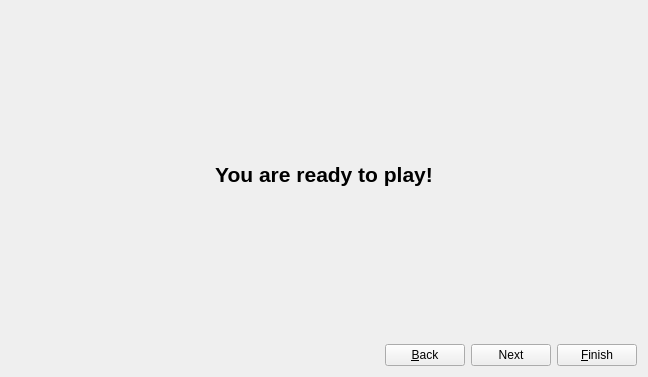
This is welcome.ui in mors-templar/blackjack as Qt 5 draws it before an edit. The edited form follows.
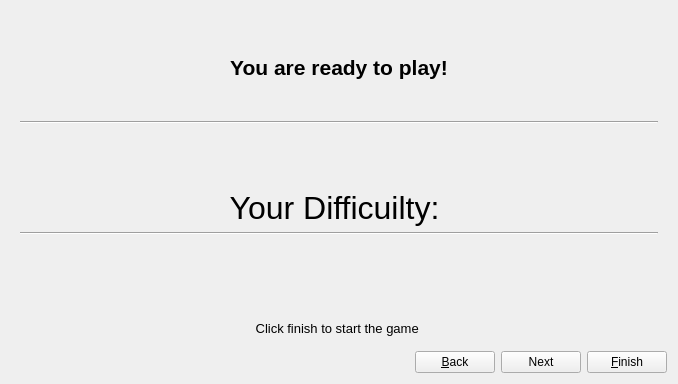
This is the edited form. The open tabs and pages were chosen to show the change.

Commit message: created a label to display user choices

```diff
--- a/welcome.ui
+++ b/welcome.ui
@@ -6,8 +6,8 @@
    <rect>
     <x>0</x>
     <y>0</y>
-    <width>648</width>
-    <height>377</height>
+    <width>678</width>
+    <height>384</height>
    </rect>
   </property>
   <property name="windowTitle">
@@ -245,6 +245,50 @@
          </property>
         </widget>
        </item>
+       <item>
+        <widget class="Line" name="line_2">
+         <property name="orientation">
+          <enum>Qt::Orientation::Horizontal</enum>
+         </property>
+        </widget>
+       </item>
+       <item>
+        <widget class="QLabel" name="difflabel">
+         <property name="font">
+          <font>
+           <pointsize>24</pointsize>
+          </font>
+         </property>
+         <property name="text">
+          <string>Your Difficuilty: </string>
+         </property>
+         <property name="alignment">
+          <set>Qt::AlignmentFlag::AlignBottom|Qt::AlignmentFlag::AlignHCenter</set>
+         </property>
+        </widget>
+       </item>
+       <item>
+        <widget class="Line" name="line">
+         <property name="orientation">
+          <enum>Qt::Orientation::Horizontal</enum>
+         </property>
+        </widget>
+       </item>
+       <item>
+        <widget class="QLabel" name="label_2">
+         <property name="font">
+          <font>
+           <pointsize>10</pointsize>
+          </font>
+         </property>
+         <property name="text">
+          <string>Click finish to start the game </string>
+         </property>
+         <property name="alignment">
+          <set>Qt::AlignmentFlag::AlignBottom|Qt::AlignmentFlag::AlignHCenter</set>
+         </property>
+        </widget>
+       </item>
       </layout>
      </widget>
     </widget>
@@ -296,16 +340,33 @@
      </item>
      <item>
       <widget class="QPushButton" name="nextButton">
+       <property name="font">
+        <font>
+         <italic>false</italic>
+         <bold>false</bold>
+         <underline>false</underline>
+         <strikeout>false</strikeout>
+        </font>
+       </property>
        <property name="cursor">
         <cursorShape>CrossCursor</cursorShape>
        </property>
        <property name="text">
         <string>Next</string>
        </property>
+       <property name="checkable">
+        <bool>false</bool>
+       </property>
+       <property name="autoRepeatDelay">
+        <number>300</number>
+       </property>
       </widget>
      </item>
      <item>
       <widget class="QPushButton" name="finishButton">
+       <property name="enabled">
+        <bool>true</bool>
+       </property>
        <property name="cursor">
         <cursorShape>CrossCursor</cursorShape>
        </property>
```
Left out of the diff: 2 changed lines with no effect on the pictures.
